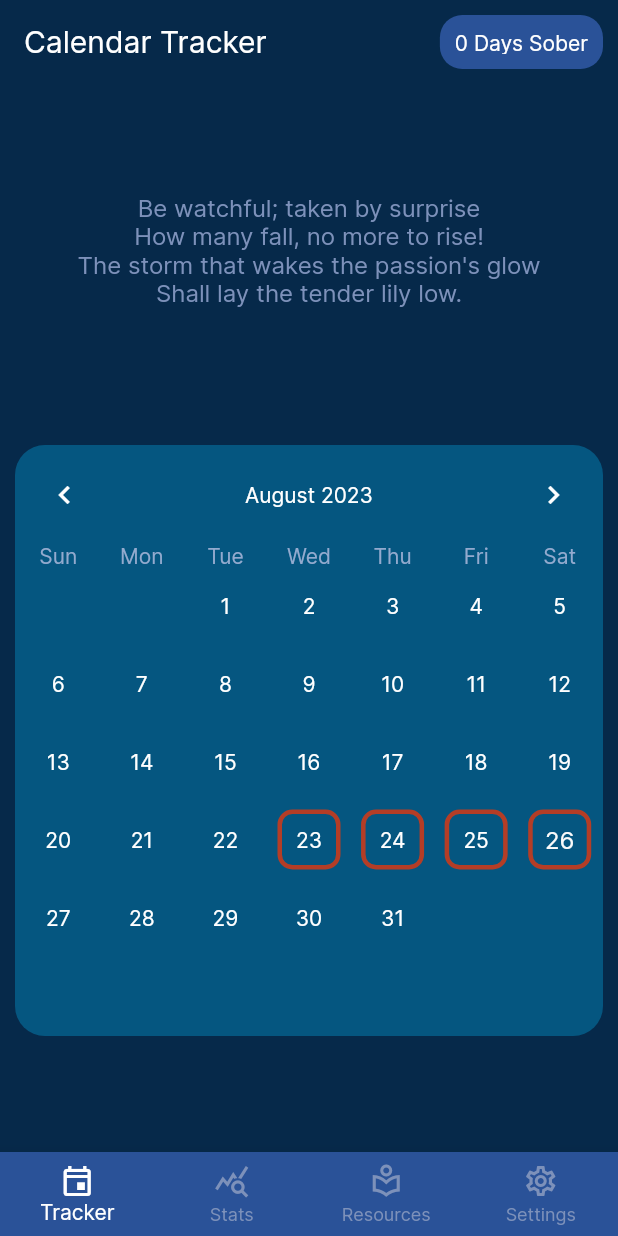
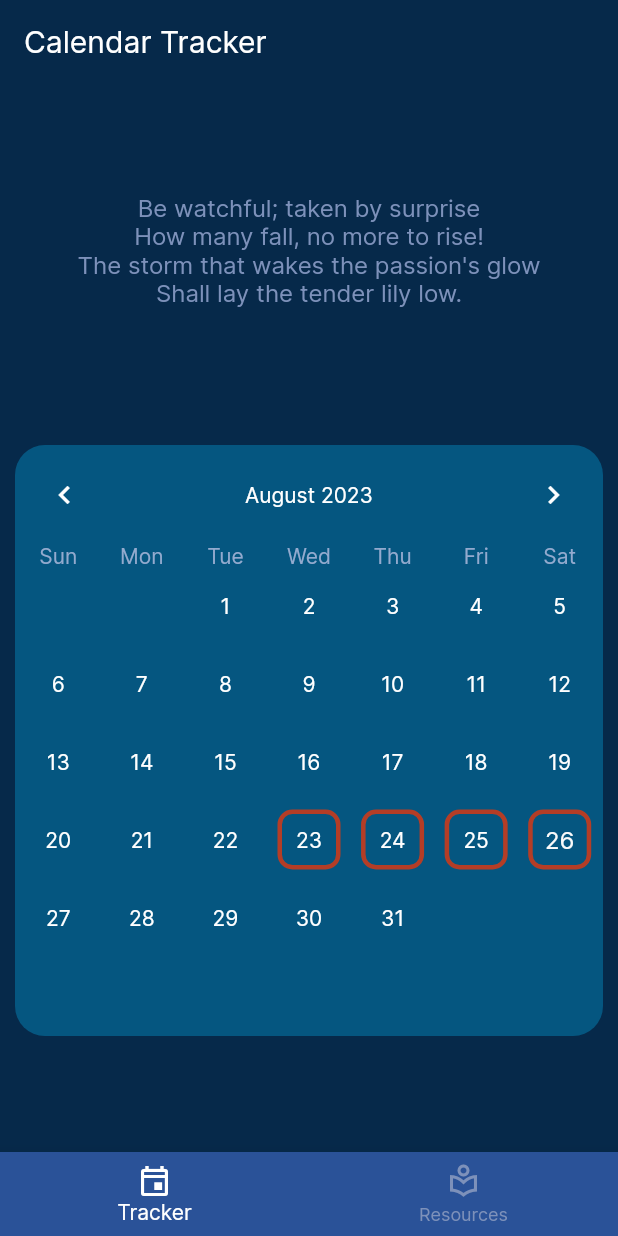
Before and after one commit to matt0681/Addiction-Recovery-App, a Flutter app: the screen it shows after launch, on a phone screen of 412 x 824 dp. Run offline on Flutter 3.47's test engine with Material 2 defaults, Android fonts, the phone set to English and light mode, and no system bars; drawn by our look-alikes of table_calendar; our stand-ins replace flutter_native_splash.

Commit message:
Preparing for launch.

```diff
--- a/lib/main.dart
+++ b/lib/main.dart
@@ -54,9 +54,9 @@ class _HomePageState extends State<HomePage> {
   // A list of the different available pages.
   final List<Widget> _widgetOptions = <Widget>[
     TrackerPage(),
-    StatsPage(),
+    // StatsPage(),
     ResourcesPage(),
-    SettingsPage()
+    // SettingsPage()
   ];
 
   // Logic for selecting a different page.
@@ -80,18 +80,18 @@ class _HomePageState extends State<HomePage> {
             icon: Icon(Icons.event_outlined),
             label: 'Tracker',
           ),
-          BottomNavigationBarItem(
-            icon: Icon(Icons.query_stats_outlined),
-            label: 'Stats',
-          ),
+          // BottomNavigationBarItem(
+          //   icon: Icon(Icons.query_stats_outlined),
+          //   label: 'Stats',
+          // ),
           BottomNavigationBarItem(
             icon: Icon(Icons.local_library_outlined),
             label: 'Resources',
           ),
-          BottomNavigationBarItem(
-            icon: Icon(Icons.settings_outlined),
-            label: 'Settings',
-          ),
+          // BottomNavigationBarItem(
+          //   icon: Icon(Icons.settings_outlined),
+          //   label: 'Settings',
+          // ),
         ],
 
         // Various logic and graphics settings.
--- a/lib/screens/resources_page.dart
+++ b/lib/screens/resources_page.dart
@@ -80,8 +80,6 @@ class _ResourcesPageState extends State<ResourcesPage> {
   final List<List<String>> _resourceList = [
     ["Classic AA Book", "Used by all North American AA groups.", "0", "https://flutter.dev/", "Book"],
     ["North American AA Official Website", "Has helped Alcoholics recover since 1995.", "0", "https://flutter.dev/", "Website"],
-    ["Classic AA Book", "Used by all North American AA groups.", "1", "https://flutter.dev/", "Book"],
-    ["North American AA Official Website", "Has helped Alcoholics recover since 1995.", "1", "https://flutter.dev/", "Website"],
   ];
 
   bool _searchBoolean= false;
@@ -97,7 +95,7 @@ class _ResourcesPageState extends State<ResourcesPage> {
           margin: EdgeInsets.fromLTRB(16.0, 8.0, 16.0, 0.0),
 
           child: ListTile(
-            leading: FlutterLogo(size: 50.0),
+            // leading: FlutterLogo(size: 50.0),
             title: Text(
                 _resourceList[index][0],
                 style: TextStyle(color: Colors.white)),
--- a/lib/screens/tracker_page.dart
+++ b/lib/screens/tracker_page.dart
@@ -314,31 +314,31 @@ class _TrackerPageState extends State<TrackerPage> {
           style: TextStyle(color: Colors.white),
         ),
 
-        actions: <Widget>[
-          Container(
-            padding: EdgeInsets.all(10.0),
-            margin: EdgeInsets.fromLTRB(0.0, 10.0, 10.0, 10.0),
-            decoration: BoxDecoration(
-              // gradient: LinearGradient(
-              //   begin: Alignment.centerLeft,
-              //   end: Alignment.centerRight,
-              //   colors: [
-              //     Color(0xFF2A5298),
-              //     Color(0xFF1C3B6F),
-              //   ],
-              // ),
-              color: Color(0xFF2A5298),
-              borderRadius: BorderRadius.circular(15.0),
-            ),
-            child: Center(
-              child: Text(
-                // '${_countSobriety()} Days Sober',
-                '0 Days Sober',
-                style: TextStyle(color: Colors.white),
-              ),
-            ),
-          ),
-        ],
+        // actions: <Widget>[
+        //   Container(
+        //     padding: EdgeInsets.all(10.0),
+        //     margin: EdgeInsets.fromLTRB(0.0, 10.0, 10.0, 10.0),
+        //     decoration: BoxDecoration(
+        //       gradient: LinearGradient(
+        //         begin: Alignment.centerLeft,
+        //         end: Alignment.centerRight,
+        //         colors: [
+        //           Color(0xFF2A5298),
+        //           Color(0xFF1C3B6F),
+        //         ],
+        //       ),
+        //       color: Color(0xFF2A5298),
+        //       borderRadius: BorderRadius.circular(15.0),
+        //     ),
+        //     child: Center(
+        //       child: Text(
+        //         // '${_countSobriety()} Days Sober',
+        //         '0 Days Sober',
+        //         style: TextStyle(color: Colors.white),
+        //       ),
+        //     ),
+        //   ),
+        // ],
 
         backgroundColor: Color(0xFF06294A),
         elevation: 0.0,
```
